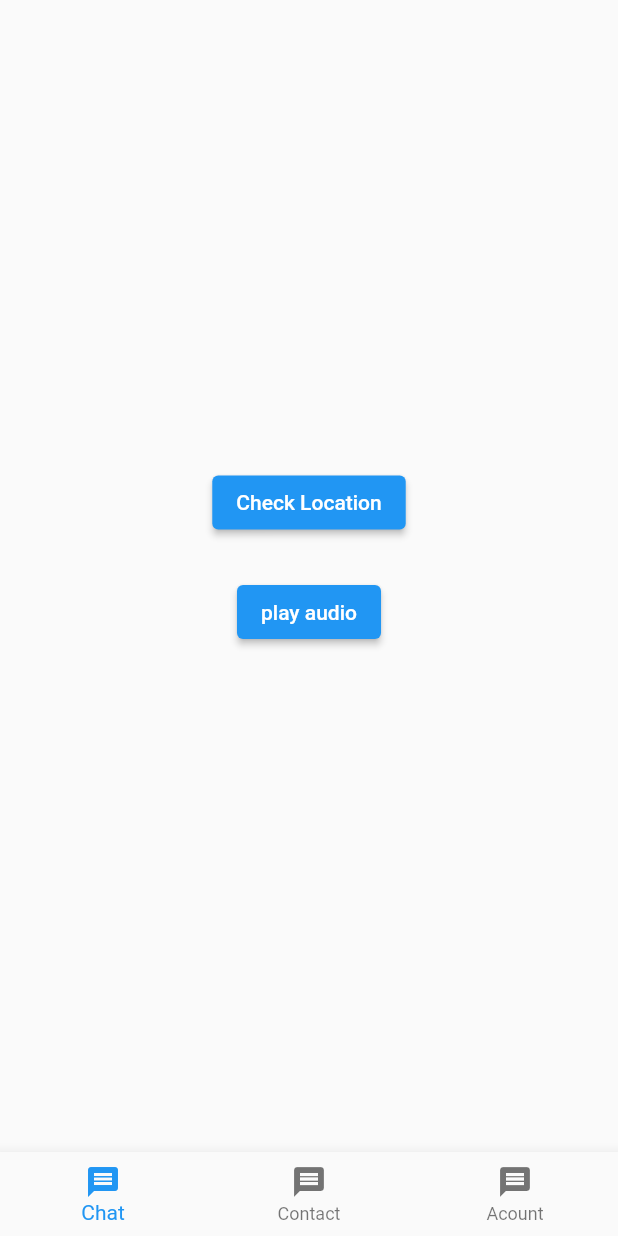
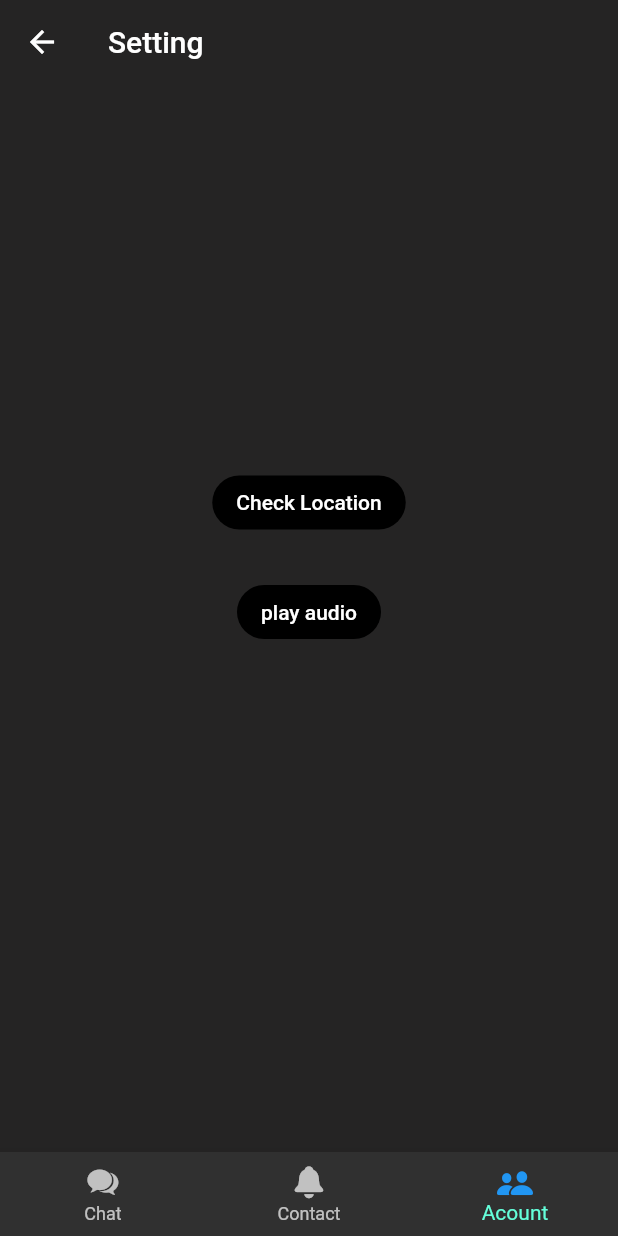
Before and after one commit to Dat2203/talky, a Flutter app: the ApplicationPage screen opened by its route, swiped to page 3, on a phone screen of 412 x 824 dp. Run offline on Flutter 3.47's test engine with Material 2 defaults, Android fonts, the phone set to English and light mode, and no system bars; drawn by our look-alikes of overlay_support; our stand-ins replace audio_video_progress_bar, camera, cloud_firestore, dots_indicator, firebase_auth, firebase_core and 15 more; accounts and stored records are empty.

Commit message:
theme-mode

```diff
--- a/lib/constant/share_prefs_key.dart
+++ b/lib/constant/share_prefs_key.dart
@@ -1,3 +1,4 @@
 const STORAGE_IS_FIRST_OPEN = 'is_first_open';
 const STORAGE_USER_TOKEN_KEY = 'user_token_key';
 const STORAGE_USER_PROFILE_KEY = 'user_profile_key';
+const STORAGE_IS_LIGHT_THEME  = 'is_light_theme';
--- a/lib/middleware/route-rwellcome.dart
+++ b/lib/middleware/route-rwellcome.dart
@@ -2,9 +2,9 @@ import 'package:flutter/cupertino.dart';
 import 'package:get/get.dart';
 import 'package:talky/configuration_store.dart';
 import 'package:talky/routes/name.dart';
-import 'package:talky/user-store.dart';
+import 'package:talky/user_store.dart';
 
-import '../user-store.dart';
+import '../user_store.dart';
 
 class RouteWellComeMiddleWare extends GetMiddleware {
   @override
--- a/lib/pages/application/view.dart
+++ b/lib/pages/application/view.dart
@@ -10,34 +10,52 @@ import 'package:talky/pages/notification.dart';
 import '../Audio.dart';
 import 'controller.dart';
 
+final appBars = [
+  AppBar(
+    title: Text("Message") ,
+    backgroundColor: Colors.transparent,
+    elevation: 0,
+  ),
+  AppBar(title: Text("Contact"), backgroundColor: Colors.transparent),
+  AppBar(title: Text("Setting"), backgroundColor: Colors.transparent),
+];
+
 class ApplicationPage extends GetView<ApplicationController> {
-     ApplicationPage({Key? key}):super(key: key);
+  ApplicationPage({Key? key}) : super(key: key);
 
-  Widget _buildPageView(){
+  Widget _buildPageView() {
     return PageView(
       controller: controller.pageController,
       onPageChanged: controller.handlePageChange,
       children: [
-        Center(child: Text("chat"),),
-        Center(child: WebviewScreen()),
+        Center(
+          child: Text("chat"),
+        ),
+        Center(child: AudioScreen()),
         Center(child: LocationScreen()),
       ],
     );
   }
 
-  Widget _buildBottomPageView(){
-    return  BottomNavigationBar(
+  Widget _buildBottomPageView() {
+    return BottomNavigationBar(
         type: BottomNavigationBarType.fixed,
         onTap: controller.handleNavbarTap,
-         showSelectedLabels: true,
+        showSelectedLabels: true,
+        showUnselectedLabels: true,
+        currentIndex: controller.state.pageIndex,
         items: controller.bottomTabs);
   }
 
   @override
   Widget build(BuildContext context) {
-    return Scaffold(
-      body: _buildPageView(),
-      bottomNavigationBar: _buildBottomPageView(),
+    return Obx(
+      () => Scaffold(
+        extendBodyBehindAppBar: true,
+        appBar: appBars[controller.state.pageIndex],
+        body: _buildPageView(),
+        bottomNavigationBar: _buildBottomPageView(),
+      ),
     );
   }
 }
--- a/lib/pages/contact/controller.dart
+++ b/lib/pages/contact/controller.dart
@@ -11,7 +11,7 @@ import 'package:talky/routes/name.dart';
 import '../../main.dart';
 import '../../model/push_notification.dart';
 import '../../shared/bandage.dart';
-import '../../user-store.dart';
+import '../../user_store.dart';
 
 
 
--- /dev/null
+++ b/lib/pages/message/state.dart
@@ -0,0 +1,5 @@
+class MessageState {
+  MessageState() {
+    ///Initialize variables
+  }
+}
--- a/lib/pages/sign-in/controller.dart
+++ b/lib/pages/sign-in/controller.dart
@@ -5,7 +5,7 @@ import 'package:google_sign_in/google_sign_in.dart';
 import 'package:talky/model/user_model.dart';
 import 'package:talky/pages/sign-in/state.dart';
 import 'package:talky/routes/name.dart';
-import 'package:talky/user-store.dart';
+import 'package:talky/user_store.dart';
 
 GoogleSignIn _googleSignIn = GoogleSignIn(scopes: const []);
 
--- /dev/null
+++ b/lib/theme.dart
@@ -0,0 +1,57 @@
+import 'package:flutter/material.dart';
+import 'package:google_fonts/google_fonts.dart';
+
+class Themes {
+  static ThemeData darkTheme = ThemeData(
+    textTheme: GoogleFonts.robotoTextTheme(
+
+    ),
+    shadowColor: Colors.grey.shade900,
+    brightness: Brightness.dark,
+    backgroundColor: Color.fromARGB(255, 37, 36, 36),
+    scaffoldBackgroundColor: Color.fromARGB(255, 37, 36, 36),
+    appBarTheme: AppBarTheme(
+     backgroundColor: Colors.transparent,
+      elevation: 0,
+    ),
+    primaryColor: Color.fromARGB(200, 174, 242, 135),
+    elevatedButtonTheme: ElevatedButtonThemeData(
+      style: ElevatedButton.styleFrom(
+        backgroundColor: Colors.black,
+        elevation: 0,
+        shape: RoundedRectangleBorder(borderRadius: BorderRadius.circular(20)),
+      ),
+    ),
+    textButtonTheme: TextButtonThemeData(
+      style: TextButton.styleFrom(foregroundColor: Colors.grey),
+    ),
+  );
+
+  static ThemeData lightTheme = ThemeData(
+      textTheme: GoogleFonts.robotoTextTheme(
+      ),
+      backgroundColor: Colors.white,
+      scaffoldBackgroundColor: Colors.white,
+      // appBarTheme: AppBarTheme(
+      //   shape: RoundedRectangleBorder(
+      //       borderRadius: BorderRadius.only(
+      //     bottomLeft: Radius.circular(20),
+      //     bottomRight: Radius.circular(20),
+      //   )),
+      //   color: Color.fromARGB(255, 174, 242, 135),
+      //   elevation: 0,
+      //   foregroundColor: Colors.black,
+      // ),
+      primaryColor: Color.fromARGB(255, 174, 242, 135),
+      elevatedButtonTheme: ElevatedButtonThemeData(
+        style: ElevatedButton.styleFrom(
+          backgroundColor: Colors.black,
+          elevation: 0,
+          shape:
+              RoundedRectangleBorder(borderRadius: BorderRadius.circular(20)),
+        ),
+      ),
+      textButtonTheme: TextButtonThemeData(
+        style: TextButton.styleFrom(foregroundColor: Colors.grey),
+      ));
+}
--- a/pubspec.yaml
+++ b/pubspec.yaml
@@ -59,6 +59,7 @@ dependencies:
   rxdart: ^0.27.7
   webview_flutter: ^4.0.5
   otp_text_field: ^1.1.3
+  google_fonts: ^4.0.3
 
 
 dev_dependencies:
```
Also changed, not shown: lib/configuration_store.dart (+10 -0 lines), lib/main.dart (+5 -4 lines), lib/pages/application/controller.dart (+25 -11 lines), lib/pages/message/binding.dart (added, +10 -0 lines), lib/pages/message/logic.dart (added, +7 -0 lines), lib/pages/message/view.dart (added, +14 -0 lines), lib/shared/chat_item.dart (added, +15 -0 lines), lib/user_store.dart (renamed from lib/user-store.dart), pubspec.lock.
